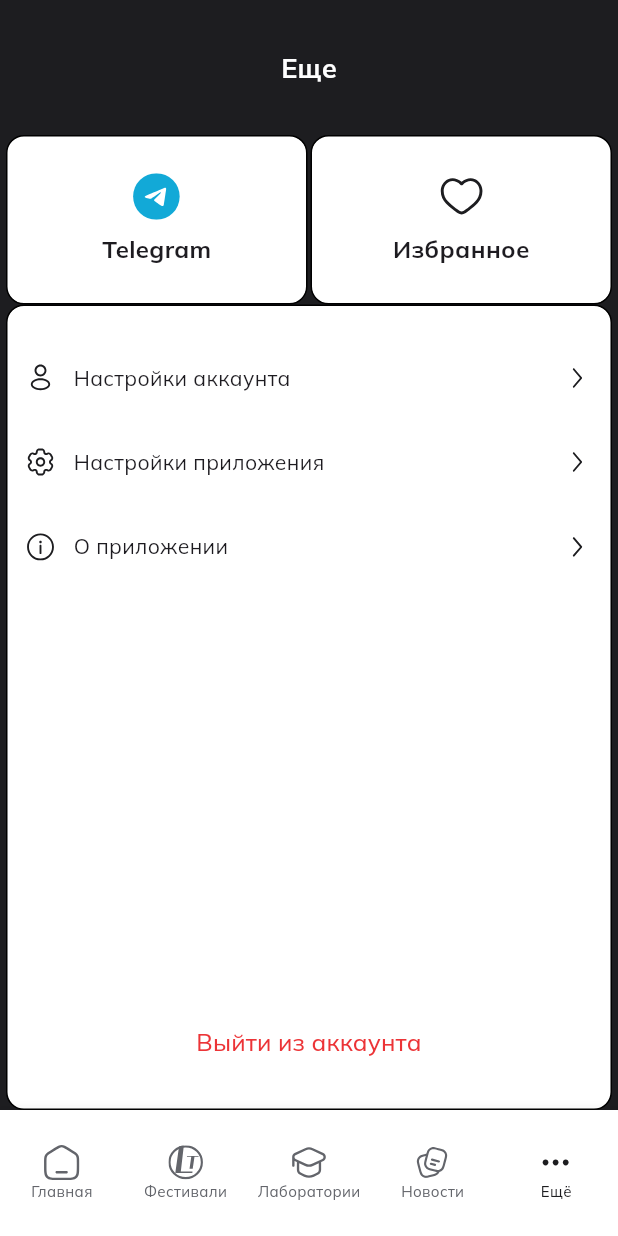
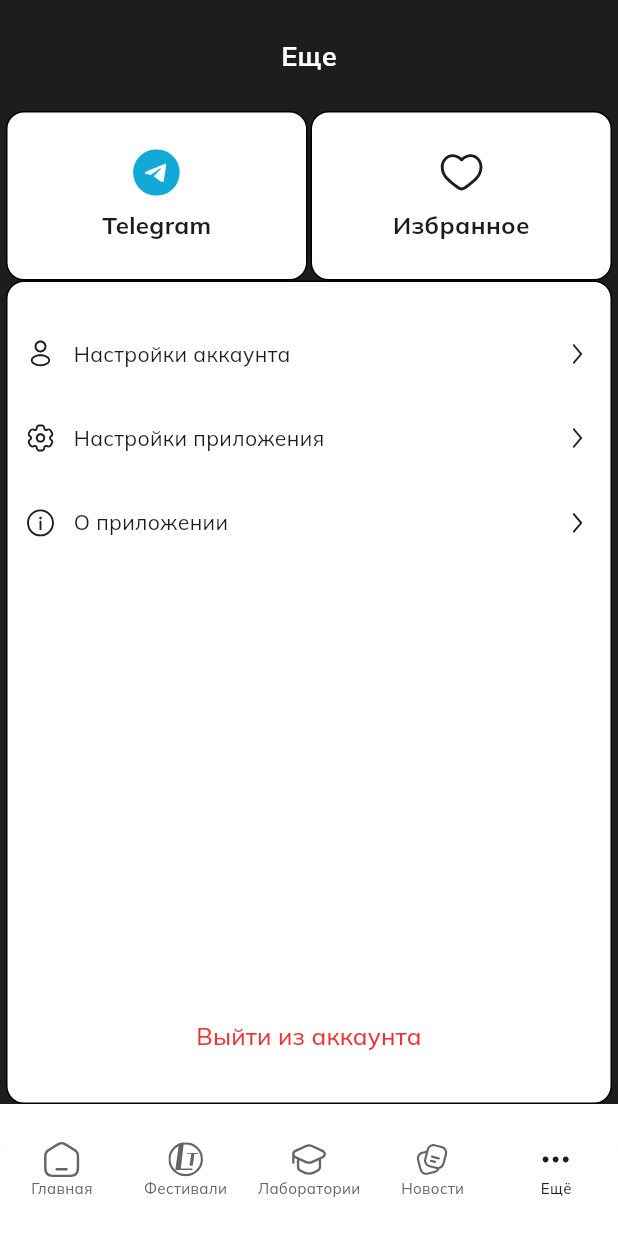
Before and after one commit to rybakov1/ltfest-mobile, a Flutter app: the MorePage screen opened by its route, on a phone screen of 412 x 824 dp. Run offline on Flutter 3.47's test engine with Material 3 defaults, Android fonts, the phone set to English and light mode, and no system bars; our stand-ins replace dio, flutter_riverpod, flutter_secure_storage, flutter_svg, flutter_typeahead, freezed_annotation and 7 more; accounts and stored records are empty; generated files the repository leaves out were written again; network calls fail; project files that could hold a hidden picture were left out.

Commit message:
safearea&textscale fixes

```diff
--- a/lib/pages/home/more_items_page.dart
+++ b/lib/pages/home/more_items_page.dart
@@ -35,8 +35,7 @@ class AllItemsPage<T> extends ConsumerWidget {
         ),
         centerTitle: true,
       ),
-      body: SafeArea(
-        child: CustomScrollView(
+      body: CustomScrollView(
         slivers: [
           SliverToBoxAdapter(
             child: Container(
@@ -57,7 +56,6 @@ class AllItemsPage<T> extends ConsumerWidget {
             ),
           ),
         ],
-        ),
       ),
     );
   }
--- a/lib/pages/main_screen.dart
+++ b/lib/pages/main_screen.dart
@@ -47,11 +47,18 @@ class _MainScreenState extends State<MainScreen> {
 
   @override
   Widget build(BuildContext context) {
-    return SafeArea(
-      child: Scaffold(
+    return Scaffold(
       body: widget.child,
-        bottomNavigationBar: SizedBox(
-          height: 84,
+      bottomNavigationBar: Container(
+        padding: const EdgeInsets.only(bottom: 16, top: 16),
+        color: Palette.white,
+        child: ClipRRect(
+          borderRadius: const BorderRadius.vertical(top: Radius.circular(16)),
+          child: Theme(
+            data: Theme.of(context).copyWith(
+              splashColor: Colors.transparent,
+              highlightColor: Colors.transparent,
+            ),
             child: BottomNavigationBar(
               type: BottomNavigationBarType.fixed,
               currentIndex: _getCurrentIndex(context),
@@ -73,7 +80,8 @@ class _MainScreenState extends State<MainScreen> {
                     width: 24,
                     height: 24,
                   ),
-                  label: 'Главная'),
+                  label: 'Главная',
+                ),
                 BottomNavigationBarItem(
                   icon: SvgPicture.asset(
                     _getCurrentIndex(context) == 1
@@ -82,7 +90,8 @@ class _MainScreenState extends State<MainScreen> {
                     width: 24,
                     height: 24,
                   ),
-                  label: 'Фестивали'),
+                  label: 'Фестивали',
+                ),
                 BottomNavigationBarItem(
                   icon: SvgPicture.asset(
                     _getCurrentIndex(context) == 2
@@ -91,7 +100,8 @@ class _MainScreenState extends State<MainScreen> {
                     width: 24,
                     height: 24,
                   ),
-                  label: 'Лаборатории'),
+                  label: 'Лаборатории',
+                ),
                 BottomNavigationBarItem(
                   icon: SvgPicture.asset(
                     _getCurrentIndex(context) == 3
@@ -100,7 +110,8 @@ class _MainScreenState extends State<MainScreen> {
                     width: 24,
                     height: 24,
                   ),
-                  label: 'Новости'),
+                  label: 'Новости',
+                ),
                 BottomNavigationBarItem(
                   icon: SvgPicture.asset(
                     "assets/icons/bottom_bar/more.svg",
@@ -110,8 +121,10 @@ class _MainScreenState extends State<MainScreen> {
                         ? ColorFilter.mode(Palette.black, BlendMode.srcIn)
                         : ColorFilter.mode(Palette.gray, BlendMode.srcIn),
                   ),
-                  label: 'Ещё'),
+                  label: 'Ещё',
+                ),
               ],
+            ),
           ),
         ),
       ),
--- a/lib/pages/more/more_page.dart
+++ b/lib/pages/more/more_page.dart
@@ -86,11 +86,13 @@ class MorePage extends ConsumerWidget {
   Widget build(BuildContext context, WidgetRef ref) {
     return Scaffold(
       backgroundColor: Palette.black,
-      body: Column(
+      body: SafeArea(
+        child: Column(
           children: [
             Padding(
-            padding: const EdgeInsets.symmetric(vertical: 32),
-            child: Text("Еще", style: Styles.h3.copyWith(color: Palette.white)),
+              padding: const EdgeInsets.symmetric(vertical: 24),
+              child:
+                  Text("Еще", style: Styles.h3.copyWith(color: Palette.white)),
             ),
             const Padding(
               padding: EdgeInsets.symmetric(horizontal: 4),
@@ -164,6 +166,7 @@ class MorePage extends ConsumerWidget {
               ),
             ),
           ],
+        ),
       ),
     );
   }
```
Also changed, not shown: lib/main.dart (+6 -1 lines), lib/pages/home/home_page.dart (+14 -6 lines), lib/pages/lab/lab_details_page.dart (+8 -8 lines), pubspec.yaml (+5 -2 lines), pubspec.lock, 25 other files. Lines whose indentation alone changed are shown as unchanged.
